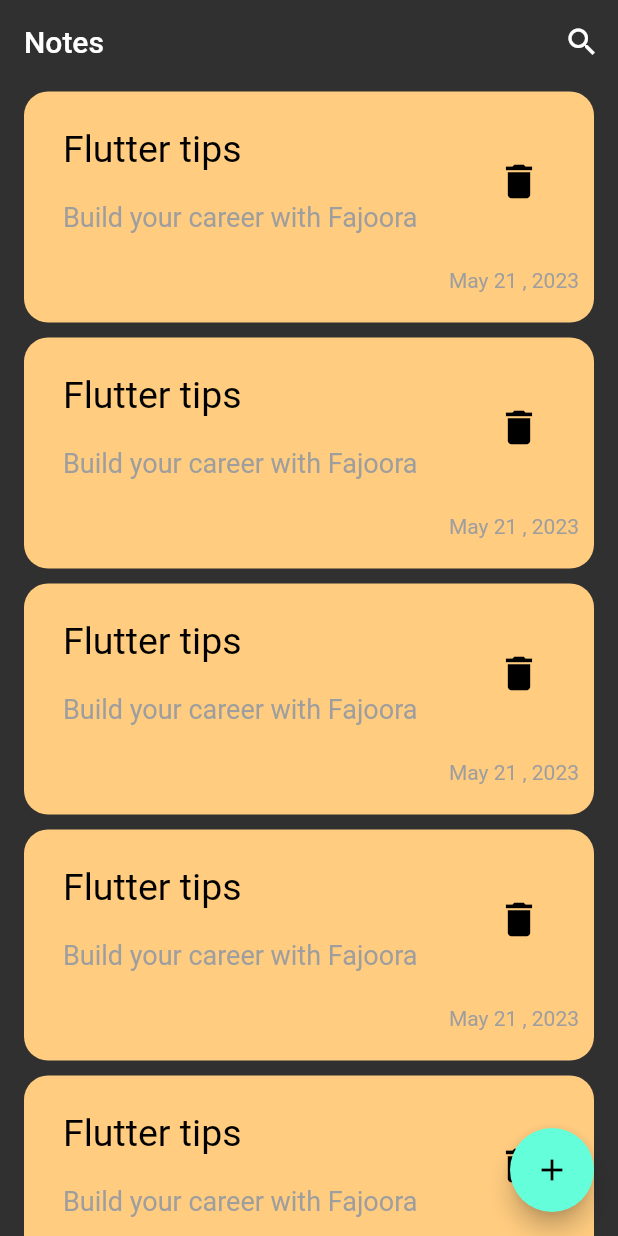
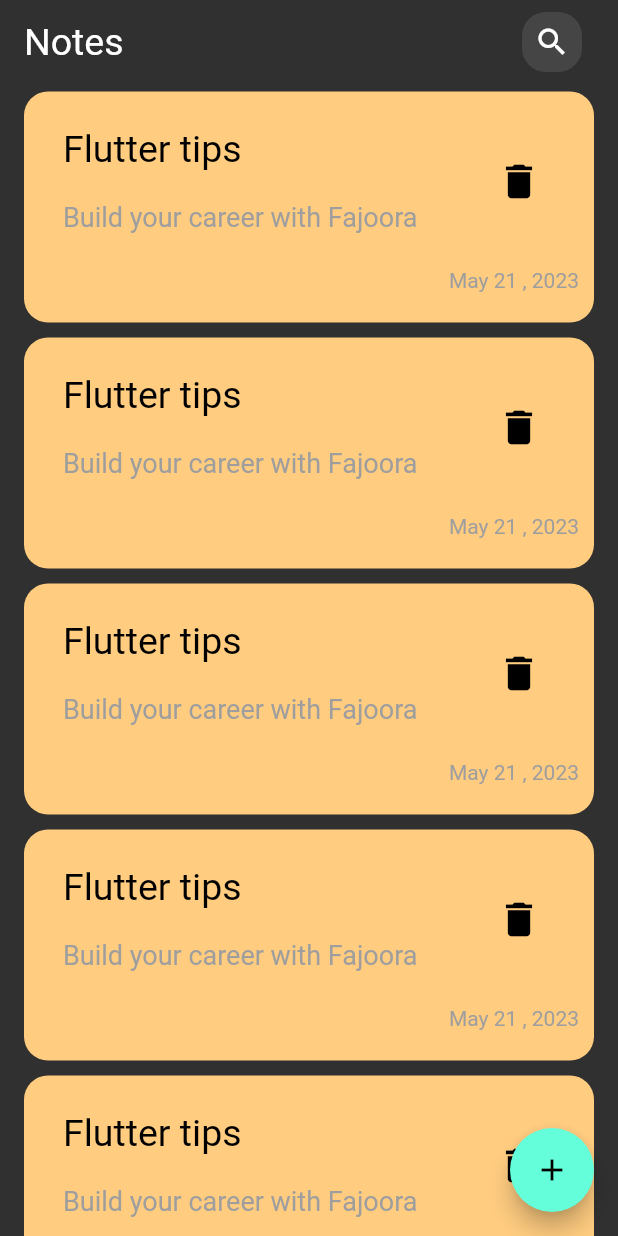
Before and after one commit to fajr-svu/notes_app, a Flutter app: the screen it shows after launch, on a phone screen of 412 x 824 dp. Run offline on Flutter 3.47's test engine with Material 2 defaults, Android fonts, the phone set to English and light mode, and no system bars.

Commit message:
create edit view

```diff
--- a/lib/main.dart
+++ b/lib/main.dart
@@ -1,4 +1,5 @@
 import 'package:flutter/material.dart';
+import 'package:notes_app/views/edit_veiw.dart';
 import 'package:notes_app/views/notes_view.dart';
 
 void main() {
@@ -11,6 +12,9 @@ class NotesApp extends StatelessWidget {
   @override
   Widget build(BuildContext context) {
     return MaterialApp(
+      routes: {
+        'EditView': (context) => const EditView(),
+      },
       debugShowCheckedModeBanner: false,
       theme: ThemeData.dark(),
       home: const NotesView(),
--- a/lib/views/notes_view.dart
+++ b/lib/views/notes_view.dart
@@ -1,5 +1,6 @@
 import 'package:flutter/material.dart';
 import 'package:notes_app/wedgits/costum_listview.dart';
+import 'package:notes_app/wedgits/custom_appbar.dart';
 import 'package:notes_app/wedgits/custom_bottom_sheet.dart';
 
 class NotesView extends StatelessWidget {
@@ -20,7 +21,24 @@ class NotesView extends StatelessWidget {
         },
         child: Icon(Icons.add),
       ),
-      appBar: AppBar(
+      body: const Padding(
+        padding: EdgeInsets.only(left: 16, right: 16),
+        child: Column(
+          children: [
+            CostumAppBar(title: 'Notes', icon: Icons.search),
+            Expanded(child: NotesListView()),
+          ],
+        ),
+      ),
+    );
+  }
+}
+
+
+
+
+
+/*appBar: AppBar(
           elevation: 0,
           backgroundColor: Colors.transparent,
           title: Text('Notes'),
@@ -29,15 +47,4 @@ class NotesView extends StatelessWidget {
               onPressed: () {},
               icon: Icon(Icons.search),
             ),
-          ]),
-      body: const Padding(
-        padding: EdgeInsets.only(left: 16, right: 16),
-        child: Column(
-          children: [
-            Expanded(child: NotesListView()),
-          ],
-        ),
-      ),
-    );
-  }
-}
+          ]),*/
--- a/lib/wedgits/costum_note_card.dart
+++ b/lib/wedgits/costum_note_card.dart
@@ -7,10 +7,15 @@ class NoteCard extends StatelessWidget {
 
   @override
   Widget build(BuildContext context) {
-    return Container(
-      padding: const EdgeInsets.only(top: 20, bottom: 20, right: 10, left: 10),
-      decoration:
-          BoxDecoration(borderRadius: BorderRadius.circular(16), color: color),
+    return GestureDetector(
+      onTap: () {
+        Navigator.pushNamed(context, 'EditView');
+      },
+      child: Container(
+        padding:
+            const EdgeInsets.only(top: 20, bottom: 20, right: 10, left: 10),
+        decoration: BoxDecoration(
+            borderRadius: BorderRadius.circular(16), color: color),
         //height: 150,
         //width: 300,
         child: Column(crossAxisAlignment: CrossAxisAlignment.end, children: [
@@ -48,6 +53,7 @@ class NoteCard extends StatelessWidget {
             ),
           ),
         ]),
+      ),
     );
   }
 }
--- a/lib/wedgits/custom_appbar.dart
+++ b/lib/wedgits/custom_appbar.dart
@@ -1,14 +1,15 @@
 import 'package:flutter/material.dart';
 
 class CostumAppBar extends StatelessWidget {
-  const CostumAppBar({super.key});
-
+  const CostumAppBar({super.key, required this.title, required this.icon});
+  final String title;
+  final IconData icon;
   @override
   Widget build(BuildContext context) {
     return Row(
       children: [
         Text(
-          'Notes',
+          title,
           style: TextStyle(fontSize: 25, color: Colors.white),
         ),
         Spacer(
@@ -17,15 +18,13 @@ class CostumAppBar extends StatelessWidget {
         Padding(
           padding: const EdgeInsets.all(8.0),
           child: Container(
-            height: 50,
+            height: 40,
             decoration: BoxDecoration(
               color: Colors.white.withOpacity(.1),
               borderRadius: BorderRadius.circular(16),
             ),
-            width: 50,
-            child: Icon(
-              Icons.search,
-            ),
+            width: 40,
+            child: Icon(icon),
           ),
         ),
       ],
```
Also changed, not shown: lib/views/edit_veiw.dart (added, +33 -0 lines). Lines whose indentation alone changed are shown as unchanged.
